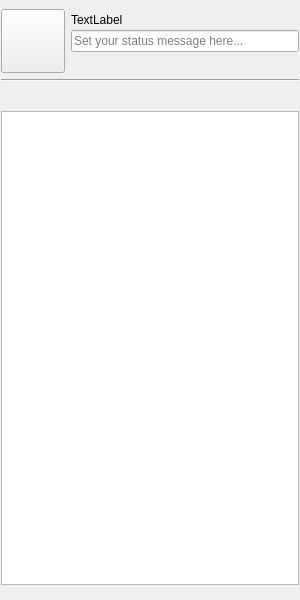
KDE/ktp-contact-list, file main-widget.ui: the form before one commit.
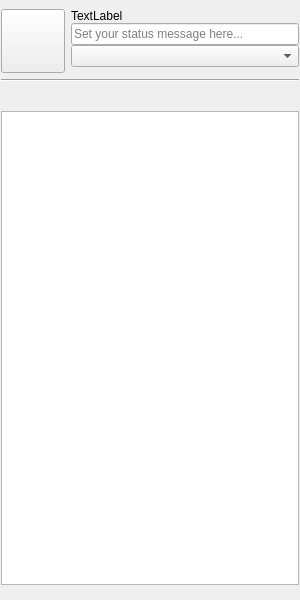
The form after the commit. Custom widgets are drawn as their Qt base class.

Commit message: Start of global presence chooser

Diff of the .ui file:
```diff
--- a/main-widget.ui
+++ b/main-widget.ui
@@ -46,7 +46,7 @@
         </property>
        </widget>
       </item>
-      <item row="0" column="0" rowspan="3">
+      <item row="0" column="0" rowspan="4">
        <widget class="AvatarButton" name="m_avatarButton">
         <property name="minimumSize">
          <size>
@@ -71,9 +71,12 @@
         </property>
        </widget>
       </item>
-      <item row="2" column="1">
+      <item row="3" column="1">
        <widget class="AccountButtonsPanel" name="m_accountButtons" native="true"/>
       </item>
+      <item row="2" column="1">
+       <widget class="GlobalPresenceChooser" name="m_presenceChooser"/>
+      </item>
      </layout>
     </item>
     <item>
@@ -126,6 +129,11 @@
    <header>account-buttons-panel.h</header>
    <container>1</container>
   </customwidget>
+  <customwidget>
+   <class>GlobalPresenceChooser</class>
+   <extends>QComboBox</extends>
+   <header>global-presence-chooser.h</header>
+  </customwidget>
  </customwidgets>
  <resources/>
  <connections/>
```
The commit also changes 6 other files.
